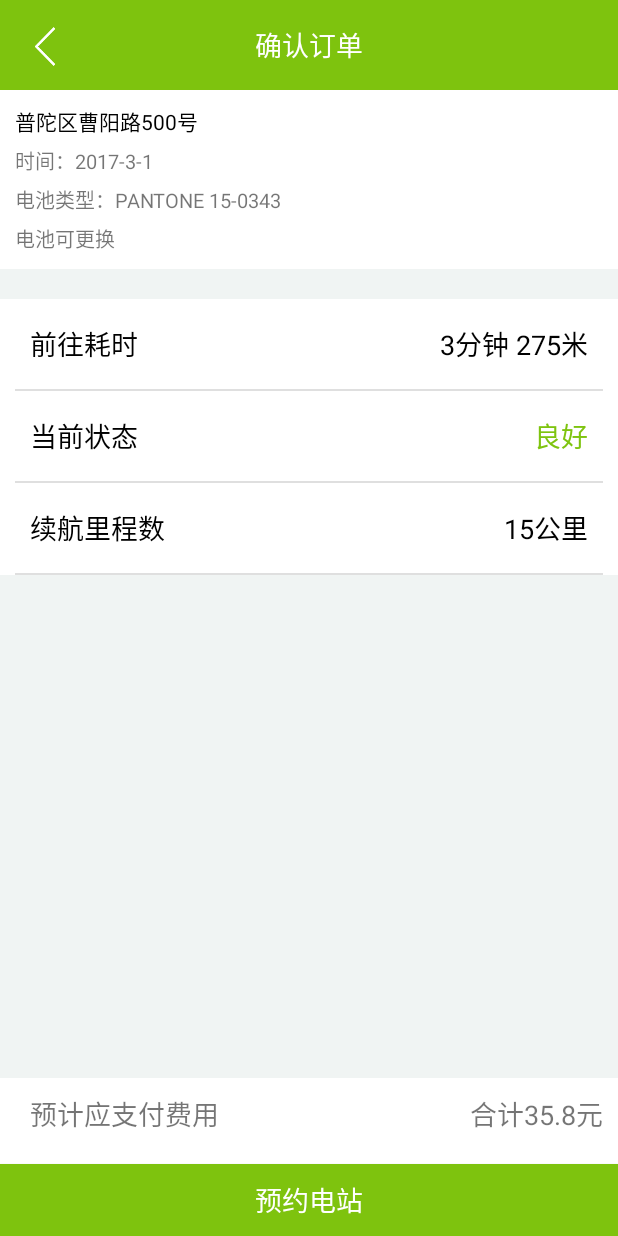
After one commit to Blablablar/huandianchi, an Android app: the OrderConfirmActivity screen opened directly, with no data from a screen before it, on a phone screen of 412 x 824 dp. The commit adds this screen. Run offline under Robolectric (Android 15) with nearby library versions, the phone set to English and light mode, and no system bars; our stand-ins replace ButterKnife.

Commit message:
完成订单预约功能

```diff
--- /dev/null
+++ b/app/src/main/java/com/haundianchi/huandianchi/ui/order/OrderConfirmActivity.java
@@ -0,0 +1,51 @@
+package com.haundianchi.huandianchi.ui.order;
+
+import android.content.Context;
+import android.content.Intent;
+import android.os.Bundle;
+import android.support.v7.app.AppCompatActivity;
+
+import com.haundianchi.huandianchi.R;
+import com.haundianchi.huandianchi.utils.ActivityBuilder;
+import com.haundianchi.huandianchi.widget.TitleBar;
+import com.haundianchi.huandianchi.widget.dialog.OrderConfirmDialog;
+
+import butterknife.BindView;
+import butterknife.ButterKnife;
+import butterknife.OnClick;
+
+public class OrderConfirmActivity extends AppCompatActivity {
+
+    @BindView(R.id.titleBar)
+    TitleBar mTitleBar;
+
+    @Override
+    protected void onCreate(Bundle savedInstanceState) {
+        super.onCreate(savedInstanceState);
+        setContentView(R.layout.activity_order_confirm);
+        ButterKnife.bind(this);
+        init();
+    }
+
+    private void init() {
+        mTitleBar.bindActivity(this);
+    }
+
+    @OnClick(R.id.btn_order)
+    public void onViewClicked() {
+        OrderConfirmDialog.Builder builder = new OrderConfirmDialog.Builder(this);
+        builder.show();
+    }
+
+    public static class Builder extends ActivityBuilder {
+
+        public Builder(Context context) {
+            super(context);
+        }
+
+        @Override
+        public Intent create() {
+            return new Intent(getContext(), OrderConfirmActivity.class);
+        }
+    }
+}
--- a/app/src/main/java/com/haundianchi/huandianchi/ui/tickets/CreateNewTicketActivity.java
+++ b/app/src/main/java/com/haundianchi/huandianchi/ui/tickets/CreateNewTicketActivity.java
@@ -4,6 +4,7 @@ import android.content.Context;
 import android.content.Intent;
 import android.os.Bundle;
 import android.support.v7.app.AppCompatActivity;
+import android.view.ViewGroup;
 import android.widget.EditText;
 
 import com.haundianchi.huandianchi.R;
@@ -37,6 +38,8 @@ public class CreateNewTicketActivity extends AppCompatActivity {
     EditText mTicketMail;
     @BindView(R.id.titleBar)
     TitleBar mTitleBar;
+    @BindView(R.id.vg_root)
+    ViewGroup mRoot;
 
     @Override
     protected void onCreate(Bundle savedInstanceState) {
@@ -48,6 +51,7 @@ public class CreateNewTicketActivity extends AppCompatActivity {
     }
 
     private void init() {
+        mRoot.requestFocus();
         mTitleBar.bindActivity(this);
     }
 
--- a/app/src/main/res/layout/activity_history_tickets.xml
+++ b/app/src/main/res/layout/activity_history_tickets.xml
@@ -4,7 +4,7 @@
     android:orientation="vertical"
     android:layout_width="match_parent"
     android:layout_height="match_parent"
-    android:background="@color/gray">
+    android:background="@color/background">
 
     <com.haundianchi.huandianchi.widget.TitleBar
         android:id="@+id/titleBar"
--- /dev/null
+++ b/app/src/main/res/layout/activity_order_confirm.xml
@@ -0,0 +1,259 @@
+<?xml version="1.0" encoding="utf-8"?>
+<RelativeLayout xmlns:android="http://schemas.android.com/apk/res/android"
+    xmlns:app="http://schemas.android.com/apk/res-auto"
+    android:orientation="vertical"
+    android:layout_width="match_parent"
+    android:layout_height="match_parent"
+    android:background="@color/background"
+    >
+
+    <com.haundianchi.huandianchi.widget.TitleBar
+        android:id="@+id/titleBar"
+        android:layout_width="match_parent"
+        android:layout_height="wrap_content"
+        app:titleText="确认订单"
+        app:isShowBack="true"/>
+
+    <LinearLayout
+        android:id="@+id/vg_data"
+        android:layout_width="match_parent"
+        android:layout_height="wrap_content"
+        android:padding="10dp"
+        android:orientation="vertical"
+        android:background="@color/white"
+        android:layout_below="@id/titleBar">
+
+        <TextView
+            android:id="@+id/tv_position_name"
+            android:layout_width="wrap_content"
+            android:layout_height="wrap_content"
+            android:text="普陀区曹阳路500号"
+            android:textColor="@color/black" />
+
+        <LinearLayout
+            android:layout_width="match_parent"
+            android:layout_height="wrap_content">
+            <TextView
+                android:layout_width="wrap_content"
+                android:layout_height="wrap_content"
+                android:layout_marginTop="5dp"
+                android:text="时间："
+                android:textSize="@dimen/small_size" />
+            <TextView
+                android:layout_width="wrap_content"
+                android:layout_height="wrap_content"
+                android:layout_marginTop="5dp"
+                android:text="2017-3-1"
+                android:textSize="@dimen/small_size" />
+        </LinearLayout>
+
+        <LinearLayout
+            android:layout_width="match_parent"
+            android:layout_height="wrap_content">
+            <TextView
+                android:layout_width="wrap_content"
+                android:layout_height="wrap_content"
+                android:layout_marginTop="5dp"
+                android:text="电池类型："
+                android:textSize="@dimen/small_size" />
+            <TextView
+                android:layout_width="wrap_content"
+                android:layout_height="wrap_content"
+                android:layout_marginTop="5dp"
+                android:text="PANTONE 15-0343"
+                android:textSize="@dimen/small_size" />
+        </LinearLayout>
+
+        <LinearLayout
+            android:layout_width="match_parent"
+            android:layout_height="wrap_content">
+            <TextView
+                android:layout_width="wrap_content"
+                android:layout_height="wrap_content"
+                android:layout_marginTop="5dp"
+                android:text="电池可更换"
+                android:textSize="@dimen/small_size" />
+        </LinearLayout>
+
+    </LinearLayout>
+
+    <LinearLayout
+        android:layout_width="match_parent"
+        android:layout_height="wrap_content"
+        android:layout_marginTop="20dp"
+        android:background="@color/white"
+        android:orientation="vertical"
+        android:layout_below="@id/vg_data">
+        <RelativeLayout
+            android:paddingStart="10dp"
+            android:paddingEnd="10dp"
+            android:layout_width="match_parent"
+            android:layout_height="60dp">
+
+            <TextView
+                android:paddingStart="10dp"
+                android:paddingEnd="10dp"
+                android:layout_width="wrap_content"
+                android:layout_height="wrap_content"
+                android:layout_centerVertical="true"
+                android:text="前往耗时"
+                android:textSize="18sp"
+                android:textColor="@color/black"/>
+
+            <LinearLayout
+                android:layout_width="wrap_content"
+                android:layout_height="match_parent"
+                android:layout_alignParentEnd="true"
+                android:gravity="center">
+
+                <TextView
+                    android:layout_width="wrap_content"
+                    android:layout_height="wrap_content"
+                    android:text="3分钟 275米"
+                    android:layout_margin="10dp"
+                    android:textSize="18sp"
+                    android:textColor="@color/black"/>
+            </LinearLayout>
+
+        </RelativeLayout>
+        <View
+            android:layout_marginStart="10dp"
+            android:layout_marginEnd="10dp"
+            android:layout_width="match_parent"
+            android:layout_height="1dp"
+            android:background="@color/gray">
+        </View>
+
+        <RelativeLayout
+            android:paddingStart="10dp"
+            android:paddingEnd="10dp"
+            android:layout_width="match_parent"
+            android:layout_height="60dp">
+
+            <TextView
+                android:paddingStart="10dp"
+                android:paddingEnd="10dp"
+                android:layout_width="wrap_content"
+                android:layout_height="wrap_content"
+                android:layout_centerVertical="true"
+                android:text="当前状态"
+                android:textSize="18sp"
+                android:textColor="@color/black"/>
+
+            <LinearLayout
+                android:layout_width="wrap_content"
+                android:layout_height="match_parent"
+                android:layout_alignParentEnd="true"
+                android:gravity="center">
+
+                <TextView
+                    android:layout_width="wrap_content"
+                    android:layout_height="wrap_content"
+                    android:text="良好"
+                    android:layout_margin="10dp"
+                    android:textSize="18sp"
+                    android:textColor="@color/underline"/>
+
+            </LinearLayout>
+
+        </RelativeLayout>
+        <View
+            android:layout_marginStart="10dp"
+            android:layout_marginEnd="10dp"
+            android:layout_width="match_parent"
+            android:layout_height="1dp"
+            android:background="@color/gray">
+        </View>
+
+        <RelativeLayout
+            android:paddingStart="10dp"
+            android:paddingEnd="10dp"
+            android:layout_width="match_parent"
+            android:layout_height="60dp">
+
+            <TextView
+                android:paddingStart="10dp"
+                android:paddingEnd="10dp"
+                android:layout_width="wrap_content"
+                android:layout_height="wrap_content"
+                android:layout_centerVertical="true"
+                android:text="续航里程数"
+                android:textSize="18sp"
+                android:textColor="@color/black"/>
+
+            <LinearLayout
+                android:id="@+id/vg_edit_username"
+                android:layout_width="wrap_content"
+                android:layout_height="match_parent"
+                android:layout_alignParentEnd="true"
+                android:gravity="center">
+
+                <TextView
+                    android:id="@+id/user_name"
+                    android:layout_width="wrap_content"
+                    android:layout_height="wrap_content"
+                    android:text="15公里"
+                    android:layout_margin="10dp"
+                    android:textSize="18sp"
+                    android:textColor="@color/black"/>
+
+            </LinearLayout>
+
+        </RelativeLayout>
+        <View
+            android:layout_marginStart="10dp"
+            android:layout_marginEnd="10dp"
+            android:layout_width="match_parent"
+            android:layout_height="1dp"
+            android:background="@color/gray">
+        </View>
+    </LinearLayout>
+
+    <LinearLayout
+        android:layout_width="match_parent"
+        android:layout_height="wrap_content"
+        android:orientation="vertical"
+        android:background="@color/white"
+        android:layout_alignParentBottom="true">
+
+        <RelativeLayout
+            android:paddingStart="10dp"
+            android:paddingEnd="10dp"
+            android:layout_width="match_parent"
+            android:layout_height="wrap_content"
+            android:layout_marginTop="10dp">
+
+            <TextView
+                android:paddingStart="10dp"
+                android:paddingEnd="10dp"
+                android:layout_width="wrap_content"
+                android:layout_height="wrap_content"
+                android:layout_centerVertical="true"
+                android:text="预计应支付费用"
+                android:textSize="18sp"/>
+
+            <LinearLayout
+                android:layout_width="wrap_content"
+                android:layout_height="wrap_content"
+                android:layout_alignParentEnd="true"
+                android:gravity="center">
+
+                <TextView
+                    android:layout_width="wrap_content"
+                    android:layout_height="wrap_content"
+                    android:text="合计35.8元"
+                    android:textSize="18sp"/>
+            </LinearLayout>
+        </RelativeLayout>
+
+        <Button
+            android:id="@+id/btn_order"
+            android:layout_marginTop="20dp"
+            android:layout_width="match_parent"
+            android:layout_height="wrap_content"
+            android:text="预约电站"
+            android:textSize="18sp"
+            android:background="@drawable/button"
+            android:textColor="@color/white"/>
+    </LinearLayout>
+</RelativeLayout>
--- a/app/src/main/res/layout/list_item_car_position.xml
+++ b/app/src/main/res/layout/list_item_car_position.xml
@@ -3,7 +3,8 @@
     android:layout_width="match_parent"
     android:layout_height="65dp"
     android:background="@color/white"
-    android:orientation="horizontal">
+    android:orientation="horizontal"
+    android:id="@+id/vg_container">
 
     <LinearLayout
         android:layout_width="wrap_content"
--- a/app/src/main/res/values/colors.xml
+++ b/app/src/main/res/values/colors.xml
@@ -26,4 +26,6 @@
     <color name="light_gray">#bfbfbf</color>
     <!--修改名称页面下划线颜色-->
     <color name="underline">#7ec40f</color>
+
+    <color name="background">#f0f4f3</color>
 </resources>
```
Also changed, not shown: app/src/main/AndroidManifest.xml (+6 -3 lines), app/src/main/java/com/haundianchi/huandianchi/adapter/CarPositionAdapter.java (+11 -2 lines), app/src/main/java/com/haundianchi/huandianchi/widget/dialog/OrderConfirmDialog.java (added, +52 -0 lines), app/src/main/res/layout/activity_create_new_ticket.xml (+5 -2 lines), app/src/main/res/layout/dialog_confirm_order.xml (added, +60 -0 lines), app/src/main/res/mipmap-xhdpi/test.png (added), 1 other file.
